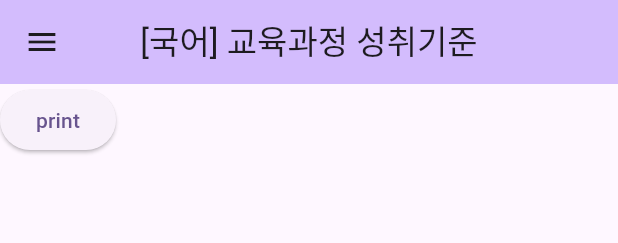
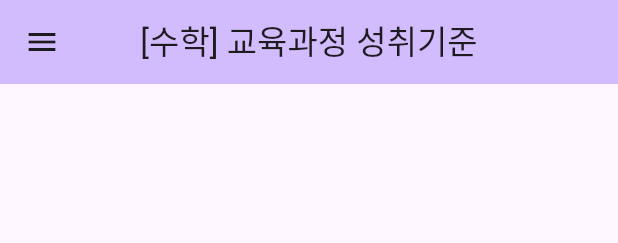
Before and after one commit to mogiyoon/teacher_test, a Flutter app: the SubjectDrawer widget shown alone on an empty page, opened directly, after a tap on "교육과정 내용체계표", after a tap on "교육과정 성취기준", after a tap on "수학", on a phone screen of 412 x 824 dp. Shown: the top 243 px of the screen. Run offline on Flutter 3.47's test engine with Material 3 defaults, Android fonts, the phone set to English and light mode, and no system bars.

Commit message:
Git_updated

```diff
--- a/lib/achieve_screen/achieve_contents.dart
+++ b/lib/achieve_screen/achieve_contents.dart
@@ -1,30 +1,24 @@
 import 'package:flutter/material.dart';
 import 'package:provider/provider.dart';
-import 'package:teacher_test/function/screen_widget.dart';
 import 'package:teacher_test/achieve_screen/achieve_screen.dart';
 import 'package:teacher_test/contents/contents.dart';
 
-class KoreanAchieveTable extends StatefulWidget {
-  const KoreanAchieveTable({super.key});
+class AchieveTable extends StatefulWidget {
+  const AchieveTable({super.key});
 
   @override
-  State<KoreanAchieveTable> createState() => _KoreanAchieveTableState();
+  State<AchieveTable> createState() => _AchieveTableState();
 }
 
-class _KoreanAchieveTableState extends State<KoreanAchieveTable> {
+class _AchieveTableState extends State<AchieveTable> {
   @override
   Widget build(BuildContext context) {
     var routeArgs = Provider.of<RouteArgs>(context);
+    int pageNum = routeArgs.args;
     return Container(
       child: Column(
         children: [
           Container(
-            child: ElevatedButton(
-                  onPressed: (){
-                    print('KoreanAchieveTable routeArgs : ${routeArgs.args}');
-                  },
-                  child: Text('print')
-            ),
           ),
         ],
       ),
--- a/lib/achieve_screen/achieve_screen.dart
+++ b/lib/achieve_screen/achieve_screen.dart
@@ -1,4 +1,6 @@
 import 'package:flutter/material.dart';
+import 'package:teacher_test/main.dart';
+import 'package:teacher_test/table_screen/table_screen.dart';
 import 'package:provider/provider.dart';
 import 'package:teacher_test/achieve_screen/achieve_contents.dart';
 import 'package:teacher_test/function/screen_widget.dart';
@@ -26,7 +28,7 @@ class AchieveScreen extends StatelessWidget{
 
   @override
   Widget build(BuildContext context) {
-    final int num = ModalRoute.of(context)!.settings.arguments as int;
+    late int num = ModalRoute.of(context)!.settings.arguments as int;
 
     return MaterialApp(
       debugShowCheckedModeBanner: false,
@@ -35,10 +37,20 @@ class AchieveScreen extends StatelessWidget{
         colorScheme: ColorScheme.fromSeed(seedColor: Colors.deepPurple),
         useMaterial3: true,
       ),
-      home: ChangeNotifierProvider<RouteArgs>.value(
-        value: RouteArgs(),
+      home: MultiProvider(
+        providers: [
+          Provider<int>.value(value: num,),
+          ChangeNotifierProvider<RouteArgs>.value(
+            value: RouteArgs(),
+          ),
+        ],
         child: AchieveScreenWidget(),
-      )
+      ),
+      routes: {
+        '/Main': (context) => MyHomePage(title: '초등임용 헬퍼'),
+        '/TableScreen': (context) => TableScreen(),
+        '/AchieveScreen': (context) => AchieveScreen(),
+      },
     );
   }
 }
@@ -54,9 +66,10 @@ class AchieveScreenWidgetState extends State<AchieveScreenWidget> {
   @override
   Widget build(BuildContext context) {
     var routeArgs = Provider.of<RouteArgs>(context);
+    routeArgs.args = Provider.of<int>(context);
 
     var screenSetting = ScreenSetting();
-    String tableTitle = screenSetting.subject[0];
+    String tableTitle = screenSetting.subject[routeArgs.args-1];
 
     return Scaffold(
       appBar: AppBar(
@@ -80,7 +93,7 @@ class AchieveScreenWidgetState extends State<AchieveScreenWidget> {
             }
         ),
       ),
-      body: KoreanAchieveTable(),
+      body: AchieveTable(),
       drawer: ChangeNotifierProvider<ScreenSetting>.value(
         value: ScreenSetting(),
         child: SubjectDrawer(),
--- a/lib/contents/korean_contents.dart
+++ b/lib/contents/korean_contents.dart
@@ -1,6 +1,6 @@
 import 'package:teacher_test/contents/contents.dart';
 
-class KoreanContents{
+class KoreanAcheive22{
   List<String> koreanAcheiveListen12 = [
   '중요한 내용이나 일이 일어난 순서를 고려하며 듣고 말한다.',
   '바르고 고운 말로 서로의 감정을 나누며 듣고 말한다.',
@@ -32,4 +32,10 @@ class KoreanContents{
   '작품 속 인물의 모습, 행동, 마음을 상상하여 시, 노래, 이야기, 그림 등으로 표현한다.',
   '시나 노래, 이야기에 흥미를 가진다.'
   ];
+  List<String> koreanAcheiveMedia12 = [
+  '일상의 다양한 매체와 매체 자료에 흥미와 관심을 가진다.',
+  '일상의 경험과 생각을 글과 그림으로 표현한다.',
+  ];
+  //2022 국어 1~2학년 성취기준
+  List<String>
 }
--- a/lib/function/screen_widget.dart
+++ b/lib/function/screen_widget.dart
@@ -54,6 +54,15 @@ class SubjectDrawerState extends State<SubjectDrawer> {
                 decoration: BoxDecoration(
                   color: Colors.deepPurpleAccent,
                 ),
+              ),
+              ListTile(
+                title: Text('홈'),
+                onTap: () async {
+                  await Navigator.pushNamed(
+                    context,
+                    '/Main',
+                  );
+                  },
               ),
               ExpansionTile(
                 key: GlobalKey(),
```
